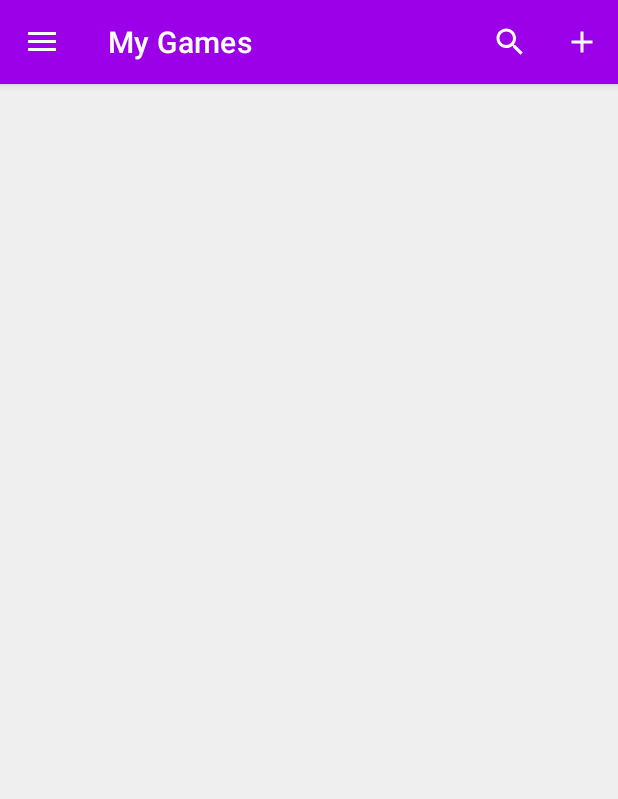
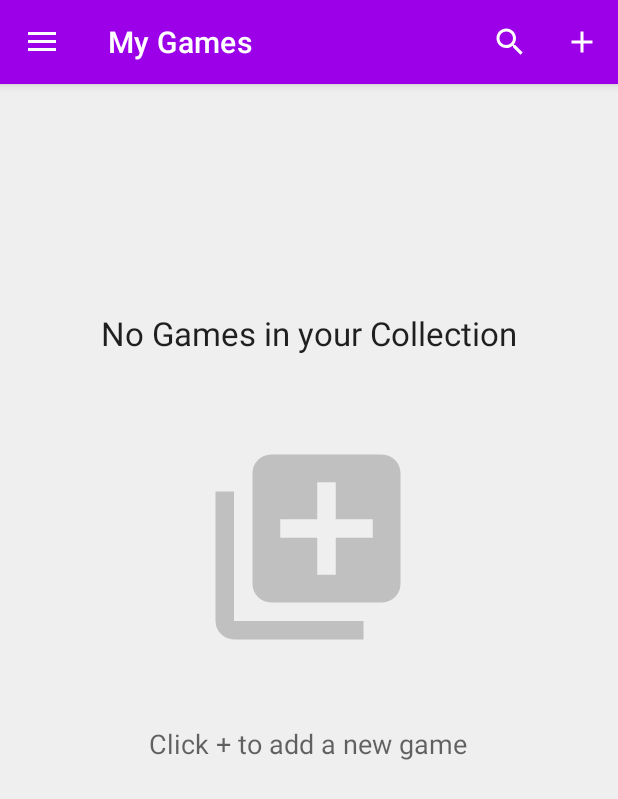
Before and after one commit to mcd-3/cubed-game-collector, an Android app: the screen it shows after launch (MainActivity), on a phone screen of 412 x 824 dp. Shown: the top 799 px of the screen. Run offline under Robolectric (Android 15) with nearby library versions, the phone set to English and light mode, and no system bars; our stand-ins replace Room's generated code, navigation-ui; libraries missing offline, so code that uses them is left out: it.xabaras.android.

Commit message:
Added view to let user know they have no games

```diff
--- a/app/src/main/java/com/matthew/carvalhodagenais/gamecubecollector/ui/GameListFragment.kt
+++ b/app/src/main/java/com/matthew/carvalhodagenais/gamecubecollector/ui/GameListFragment.kt
@@ -48,6 +48,13 @@ class GameListFragment : Fragment() {
 
         (activity as MainActivity).getGameListViewModel().getAllGames()
             .observe(viewLifecycleOwner, Observer {
+
+                if (it.count() < 1) {
+                    no_games_layout.visibility = View.VISIBLE
+                } else {
+                    no_games_layout.visibility = View.INVISIBLE
+                }
+
                 recyclerAdapter.submitList(it)
                 recyclerAdapter.setSearchableList(it)
 
--- /dev/null
+++ b/app/src/main/res/drawable/ic_library_add_grey_148dp.xml
@@ -0,0 +1,5 @@
+<vector android:height="148dp" android:tint="#C0C0C0"
+    android:viewportHeight="24.0" android:viewportWidth="24.0"
+    android:width="148dp" xmlns:android="http://schemas.android.com/apk/res/android">
+    <path android:fillColor="#FF000000" android:pathData="M4,6L2,6v14c0,1.1 0.9,2 2,2h14v-2L4,20L4,6zM20,2L8,2c-1.1,0 -2,0.9 -2,2v12c0,1.1 0.9,2 2,2h12c1.1,0 2,-0.9 2,-2L22,4c0,-1.1 -0.9,-2 -2,-2zM19,11h-4v4h-2v-4L9,11L9,9h4L13,5h2v4h4v2z"/>
+</vector>
--- a/app/src/main/res/layout/fragment_game_list.xml
+++ b/app/src/main/res/layout/fragment_game_list.xml
@@ -1,5 +1,6 @@
 <?xml version="1.0" encoding="utf-8"?>
 <FrameLayout xmlns:android="http://schemas.android.com/apk/res/android"
+    xmlns:app="http://schemas.android.com/apk/res-auto"
     xmlns:tools="http://schemas.android.com/tools"
     android:layout_width="match_parent"
     android:layout_height="match_parent"
@@ -11,4 +12,53 @@
         android:layout_height="match_parent"
         tools:listitem="@layout/game_item"/>
 
+    <!--
+        If you want to edit this view,
+        comment out the RecyclerView so you can see what you're doing
+    -->
+    <androidx.constraintlayout.widget.ConstraintLayout
+        android:id="@+id/no_games_layout"
+        android:layout_width="match_parent"
+        android:layout_height="match_parent">
+
+        <TextView
+            android:id="@+id/no_games_title_text_view"
+            android:layout_width="wrap_content"
+            android:layout_height="wrap_content"
+            android:text="@string/no_game_title"
+            style="@style/TextAppearance.AppCompat.Large"
+            app:layout_constraintBottom_toBottomOf="parent"
+            app:layout_constraintEnd_toEndOf="parent"
+            app:layout_constraintStart_toStartOf="parent"
+            app:layout_constraintTop_toTopOf="parent"
+            app:layout_constraintVertical_bias="0.205" />
+
+        <TextView
+            android:id="@+id/no_games_subtitle_text_view"
+            style="@style/TextAppearance.AppCompat.Medium"
+            android:layout_width="wrap_content"
+            android:layout_height="wrap_content"
+            android:text="@string/no_game_subtitle"
+            app:layout_constraintBottom_toBottomOf="parent"
+            app:layout_constraintEnd_toEndOf="parent"
+            app:layout_constraintHorizontal_bias="0.495"
+            app:layout_constraintStart_toStartOf="parent"
+            app:layout_constraintTop_toTopOf="parent"
+            app:layout_constraintVertical_bias="0.575" />
+
+        <ImageView
+            android:id="@+id/no_games_image_view"
+            android:layout_width="wrap_content"
+            android:layout_height="wrap_content"
+            android:src="@drawable/ic_library_add_grey_148dp"
+            android:contentDescription="@string/game_list_no_games_content_description"
+            app:layout_constraintBottom_toBottomOf="parent"
+            app:layout_constraintEnd_toEndOf="parent"
+            app:layout_constraintHorizontal_bias="0.498"
+            app:layout_constraintStart_toStartOf="parent"
+            app:layout_constraintTop_toTopOf="parent"
+            app:layout_constraintVertical_bias="0.379" />
+
+    </androidx.constraintlayout.widget.ConstraintLayout>
+
 </FrameLayout>
--- a/app/src/main/res/values/strings.xml
+++ b/app/src/main/res/values/strings.xml
@@ -51,6 +51,8 @@
     <string name="no_date">N.D</string>
     <string name="camera">Camera</string>
     <string name="gallery">Gallery</string>
+    <string name="no_game_title">No Games in your Collection</string>
+    <string name="no_game_subtitle">Click &quot;+&quot; to add a new game</string>
     <string name="delete_data_label_title">Delete All Data</string>
     <string name="delete_data_label_subtitle">WARNING: Deletes all in-app data</string>
 
@@ -72,6 +74,7 @@
     <string name="game_list_star_image_view_content_description">Favourite</string>
     <string name="game_add_edit_calendar_image_button_content_description">Pick a Date</string>
     <string name="game_add_edit_clear_image_button_content_description">Clear Date</string>
+    <string name="game_list_no_games_content_description">No Games</string>
 
     <!-- Alert Dialog text -->
     <string name="game_detail_delete_alert_title">Delete Game?</string>
```
